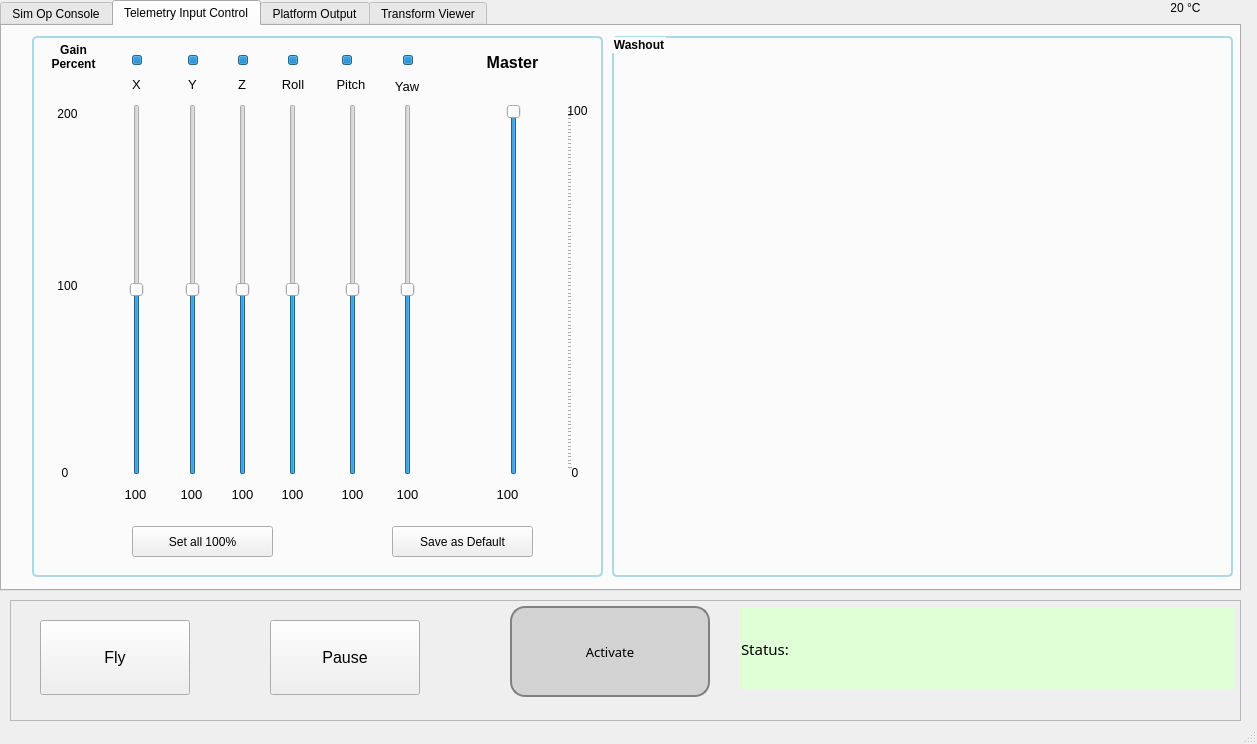
Before: the Qt Designer form SimInterface_1280.ui in michaelmargolis/SimOpConsole, drawn with Qt 5.
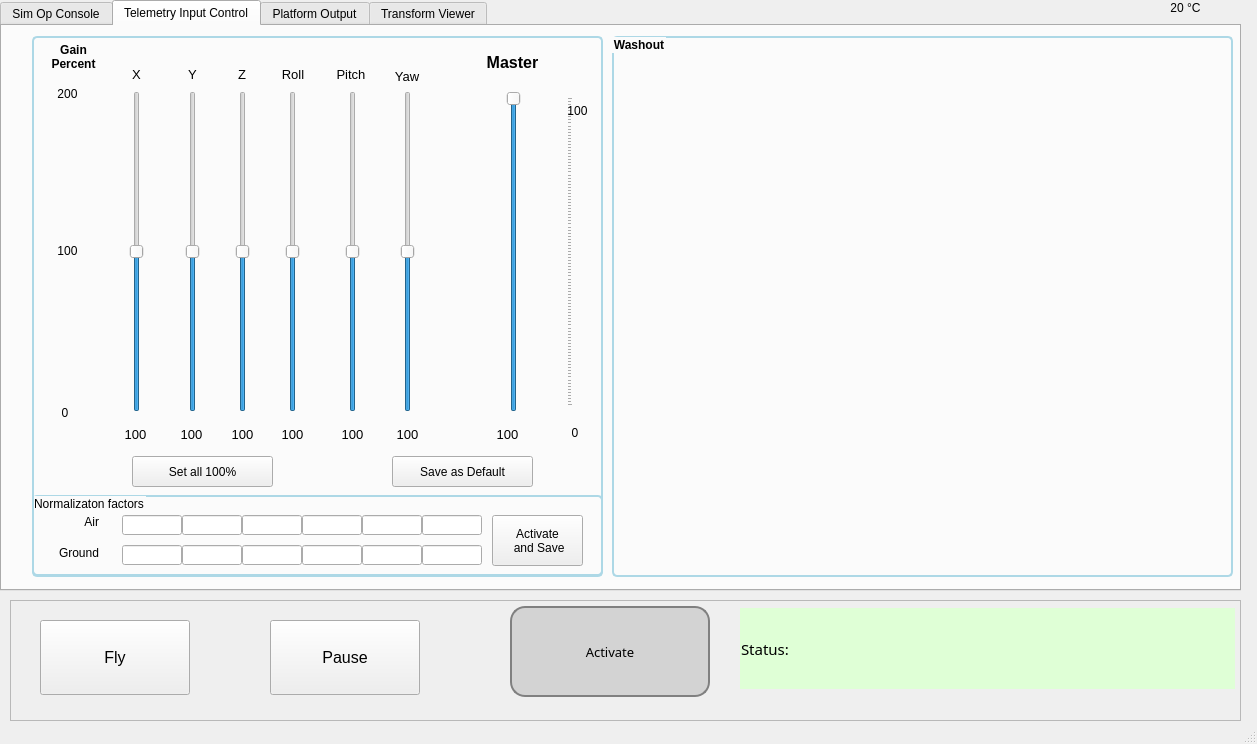
After: the same form once the commit is applied. The open tabs and pages were chosen to show the change. Icons and pictures are not drawn.

Commit message: Initial commit of telemetry config ini file to store normalization constants. Added access methods to xplane and ui so these values can be displayed and changed in real time with restarting the core

The edit to the form file:
```diff
--- a/SimInterface_1280.ui
+++ b/SimInterface_1280.ui
@@ -1620,9 +1620,9 @@
        <property name="geometry">
         <rect>
          <x>94</x>
-         <y>68</y>
+         <y>55</y>
          <width>21</width>
-         <height>371</height>
+         <height>321</height>
         </rect>
        </property>
        <property name="minimum">
@@ -1642,9 +1642,9 @@
        <property name="geometry">
         <rect>
          <x>250</x>
-         <y>68</y>
+         <y>55</y>
          <width>21</width>
-         <height>371</height>
+         <height>321</height>
         </rect>
        </property>
        <property name="minimum">
@@ -1667,9 +1667,9 @@
        <property name="geometry">
         <rect>
          <x>150</x>
-         <y>68</y>
+         <y>55</y>
          <width>21</width>
-         <height>371</height>
+         <height>321</height>
         </rect>
        </property>
        <property name="minimum">
@@ -1692,9 +1692,9 @@
        <property name="geometry">
         <rect>
          <x>200</x>
-         <y>68</y>
+         <y>55</y>
          <width>21</width>
-         <height>371</height>
+         <height>321</height>
         </rect>
        </property>
        <property name="minimum">
@@ -1717,9 +1717,9 @@
        <property name="geometry">
         <rect>
          <x>310</x>
-         <y>68</y>
+         <y>55</y>
          <width>21</width>
-         <height>371</height>
+         <height>321</height>
         </rect>
        </property>
        <property name="minimum">
@@ -1742,9 +1742,9 @@
        <property name="geometry">
         <rect>
          <x>365</x>
-         <y>68</y>
+         <y>55</y>
          <width>21</width>
-         <height>371</height>
+         <height>321</height>
         </rect>
        </property>
        <property name="minimum">
@@ -1767,7 +1767,7 @@
        <property name="geometry">
         <rect>
          <x>10</x>
-         <y>430</y>
+         <y>370</y>
          <width>46</width>
          <height>13</height>
         </rect>
@@ -1783,7 +1783,7 @@
        <property name="geometry">
         <rect>
          <x>20</x>
-         <y>70</y>
+         <y>50</y>
          <width>31</width>
          <height>16</height>
         </rect>
@@ -1799,7 +1799,7 @@
        <property name="geometry">
         <rect>
          <x>20</x>
-         <y>240</y>
+         <y>205</y>
          <width>31</width>
          <height>20</height>
         </rect>
@@ -1815,7 +1815,7 @@
        <property name="geometry">
         <rect>
          <x>100</x>
-         <y>40</y>
+         <y>30</y>
          <width>21</width>
          <height>16</height>
         </rect>
@@ -1835,7 +1835,7 @@
        <property name="geometry">
         <rect>
          <x>156</x>
-         <y>40</y>
+         <y>30</y>
          <width>20</width>
          <height>16</height>
         </rect>
@@ -1855,7 +1855,7 @@
        <property name="geometry">
         <rect>
          <x>206</x>
-         <y>40</y>
+         <y>30</y>
          <width>20</width>
          <height>16</height>
         </rect>
@@ -1875,7 +1875,7 @@
        <property name="geometry">
         <rect>
          <x>236</x>
-         <y>40</y>
+         <y>30</y>
          <width>50</width>
          <height>16</height>
         </rect>
@@ -1898,7 +1898,7 @@
        <property name="geometry">
         <rect>
          <x>294</x>
-         <y>40</y>
+         <y>30</y>
          <width>50</width>
          <height>16</height>
         </rect>
@@ -1921,7 +1921,7 @@
        <property name="geometry">
         <rect>
          <x>350</x>
-         <y>40</y>
+         <y>30</y>
          <width>50</width>
          <height>20</height>
         </rect>
@@ -1965,127 +1965,13 @@
         <bool>true</bool>
        </property>
       </widget>
-      <widget class="QProgressBar" name="pg_0">
-       <property name="geometry">
-        <rect>
-         <x>100</x>
-         <y>19</y>
-         <width>10</width>
-         <height>10</height>
-        </rect>
-       </property>
-       <property name="maximum">
-        <number>1</number>
-       </property>
-       <property name="value">
-        <number>1</number>
-       </property>
-       <property name="textVisible">
-        <bool>false</bool>
-       </property>
-      </widget>
-      <widget class="QProgressBar" name="pg_1">
-       <property name="geometry">
-        <rect>
-         <x>156</x>
-         <y>19</y>
-         <width>10</width>
-         <height>10</height>
-        </rect>
-       </property>
-       <property name="maximum">
-        <number>1</number>
-       </property>
-       <property name="value">
-        <number>1</number>
-       </property>
-       <property name="textVisible">
-        <bool>false</bool>
-       </property>
-      </widget>
-      <widget class="QProgressBar" name="pg_3">
-       <property name="geometry">
-        <rect>
-         <x>256</x>
-         <y>19</y>
-         <width>10</width>
-         <height>10</height>
-        </rect>
-       </property>
-       <property name="maximum">
-        <number>1</number>
-       </property>
-       <property name="value">
-        <number>1</number>
-       </property>
-       <property name="textVisible">
-        <bool>false</bool>
-       </property>
-      </widget>
-      <widget class="QProgressBar" name="pg_2">
-       <property name="geometry">
-        <rect>
-         <x>206</x>
-         <y>19</y>
-         <width>10</width>
-         <height>10</height>
-        </rect>
-       </property>
-       <property name="maximum">
-        <number>1</number>
-       </property>
-       <property name="value">
-        <number>1</number>
-       </property>
-       <property name="textVisible">
-        <bool>false</bool>
-       </property>
-      </widget>
-      <widget class="QProgressBar" name="pg_5">
-       <property name="geometry">
-        <rect>
-         <x>371</x>
-         <y>19</y>
-         <width>10</width>
-         <height>10</height>
-        </rect>
-       </property>
-       <property name="maximum">
-        <number>1</number>
-       </property>
-       <property name="value">
-        <number>1</number>
-       </property>
-       <property name="textVisible">
-        <bool>false</bool>
-       </property>
-      </widget>
-      <widget class="QProgressBar" name="pg_4">
-       <property name="geometry">
-        <rect>
-         <x>310</x>
-         <y>19</y>
-         <width>10</width>
-         <height>10</height>
-        </rect>
-       </property>
-       <property name="maximum">
-        <number>1</number>
-       </property>
-       <property name="value">
-        <number>1</number>
-       </property>
-       <property name="textVisible">
-        <bool>false</bool>
-       </property>
-      </widget>
       <widget class="QSlider" name="sld_gain_master">
        <property name="geometry">
         <rect>
          <x>430</x>
-         <y>68</y>
+         <y>55</y>
          <width>111</width>
-         <height>371</height>
+         <height>321</height>
         </rect>
        </property>
        <property name="minimum">
@@ -2147,7 +2033,7 @@
        <property name="geometry">
         <rect>
          <x>520</x>
-         <y>430</y>
+         <y>390</y>
          <width>46</width>
          <height>13</height>
         </rect>
@@ -2163,7 +2049,7 @@
        <property name="geometry">
         <rect>
          <x>360</x>
-         <y>490</y>
+         <y>420</y>
          <width>141</width>
          <height>31</height>
         </rect>
@@ -2176,7 +2062,7 @@
        <property name="geometry">
         <rect>
          <x>100</x>
-         <y>490</y>
+         <y>420</y>
          <width>141</width>
          <height>31</height>
         </rect>
@@ -2189,7 +2075,7 @@
        <property name="geometry">
         <rect>
          <x>78</x>
-         <y>450</y>
+         <y>390</y>
          <width>51</width>
          <height>16</height>
         </rect>
@@ -2212,7 +2098,7 @@
        <property name="geometry">
         <rect>
          <x>134</x>
-         <y>450</y>
+         <y>390</y>
          <width>51</width>
          <height>16</height>
         </rect>
@@ -2235,7 +2121,7 @@
        <property name="geometry">
         <rect>
          <x>185</x>
-         <y>450</y>
+         <y>390</y>
          <width>51</width>
          <height>16</height>
         </rect>
@@ -2258,7 +2144,7 @@
        <property name="geometry">
         <rect>
          <x>235</x>
-         <y>450</y>
+         <y>390</y>
          <width>51</width>
          <height>16</height>
         </rect>
@@ -2281,7 +2167,7 @@
        <property name="geometry">
         <rect>
          <x>295</x>
-         <y>450</y>
+         <y>390</y>
          <width>51</width>
          <height>16</height>
         </rect>
@@ -2304,7 +2190,7 @@
        <property name="geometry">
         <rect>
          <x>350</x>
-         <y>450</y>
+         <y>390</y>
          <width>51</width>
          <height>16</height>
         </rect>
@@ -2327,7 +2213,7 @@
        <property name="geometry">
         <rect>
          <x>450</x>
-         <y>450</y>
+         <y>390</y>
          <width>51</width>
          <height>16</height>
         </rect>
@@ -2346,6 +2232,188 @@
         <set>Qt::AlignCenter</set>
        </property>
       </widget>
+      <widget class="QGroupBox" name="groupBox_4">
+       <property name="geometry">
+        <rect>
+         <x>0</x>
+         <y>459</y>
+         <width>571</width>
+         <height>81</height>
+        </rect>
+       </property>
+       <property name="title">
+        <string>Normalizaton factors</string>
+       </property>
+       <widget class="QLineEdit" name="txt_norm_air_0">
+        <property name="geometry">
+         <rect>
+          <x>90</x>
+          <y>20</y>
+          <width>60</width>
+          <height>20</height>
+         </rect>
+        </property>
+        <property name="text">
+         <string/>
+        </property>
+       </widget>
+       <widget class="QLineEdit" name="txt_norm_air_1">
+        <property name="geometry">
+         <rect>
+          <x>150</x>
+          <y>20</y>
+          <width>60</width>
+          <height>20</height>
+         </rect>
+        </property>
+       </widget>
+       <widget class="QLineEdit" name="txt_norm_air_2">
+        <property name="geometry">
+         <rect>
+          <x>210</x>
+          <y>20</y>
+          <width>60</width>
+          <height>20</height>
+         </rect>
+        </property>
+       </widget>
+       <widget class="QLineEdit" name="txt_norm_air_3">
+        <property name="geometry">
+         <rect>
+          <x>270</x>
+          <y>20</y>
+          <width>60</width>
+          <height>20</height>
+         </rect>
+        </property>
+       </widget>
+       <widget class="QLineEdit" name="txt_norm_air_4">
+        <property name="geometry">
+         <rect>
+          <x>330</x>
+          <y>20</y>
+          <width>60</width>
+          <height>20</height>
+         </rect>
+        </property>
+       </widget>
+       <widget class="QLineEdit" name="txt_norm_air_5">
+        <property name="geometry">
+         <rect>
+          <x>390</x>
+          <y>20</y>
+          <width>60</width>
+          <height>20</height>
+         </rect>
+        </property>
+       </widget>
+       <widget class="QLineEdit" name="txt_norm_gnd_0">
+        <property name="geometry">
+         <rect>
+          <x>90</x>
+          <y>50</y>
+          <width>60</width>
+          <height>20</height>
+         </rect>
+        </property>
+       </widget>
+       <widget class="QLineEdit" name="txt_norm_gnd_1">
+        <property name="geometry">
+         <rect>
+          <x>150</x>
+          <y>50</y>
+          <width>60</width>
+          <height>20</height>
+         </rect>
+        </property>
+       </widget>
+       <widget class="QLineEdit" name="txt_norm_gnd_2">
+        <property name="geometry">
+         <rect>
+          <x>210</x>
+          <y>50</y>
+          <width>60</width>
+          <height>20</height>
+         </rect>
+        </property>
+       </widget>
+       <widget class="QLineEdit" name="txt_norm_gnd_3">
+        <property name="geometry">
+         <rect>
+          <x>270</x>
+          <y>50</y>
+          <width>60</width>
+          <height>20</height>
+         </rect>
+        </property>
+       </widget>
+       <widget class="QLineEdit" name="txt_norm_gnd_4">
+        <property name="geometry">
+         <rect>
+          <x>330</x>
+          <y>50</y>
+          <width>60</width>
+          <height>20</height>
+         </rect>
+        </property>
+       </widget>
+       <widget class="QLineEdit" name="txt_norm_gnd_5">
+        <property name="geometry">
+         <rect>
+          <x>390</x>
+          <y>50</y>
+          <width>60</width>
+          <height>20</height>
+         </rect>
+        </property>
+       </widget>
+       <widget class="QLabel" name="label_2">
+        <property name="geometry">
+         <rect>
+          <x>20</x>
+          <y>20</y>
+          <width>47</width>
+          <height>14</height>
+         </rect>
+        </property>
+        <property name="text">
+         <string>Air</string>
+        </property>
+        <property name="alignment">
+         <set>Qt::AlignRight|Qt::AlignTrailing|Qt::AlignVCenter</set>
+        </property>
+       </widget>
+       <widget class="QLabel" name="label_14">
+        <property name="geometry">
+         <rect>
+          <x>6</x>
+          <y>50</y>
+          <width>61</width>
+          <height>16</height>
+         </rect>
+        </property>
+        <property name="text">
+         <string>Ground</string>
+        </property>
+        <property name="alignment">
+         <set>Qt::AlignRight|Qt::AlignTrailing|Qt::AlignVCenter</set>
+        </property>
+       </widget>
+       <widget class="QPushButton" name="btn_save_norm_factors">
+        <property name="geometry">
+         <rect>
+          <x>460</x>
+          <y>20</y>
+          <width>91</width>
+          <height>51</height>
+         </rect>
+        </property>
+        <property name="text">
+         <string>Activate
+ and Save</string>
+        </property>
+       </widget>
+      </widget>
      </widget>
     </widget>
     <widget class="QWidget" name="tab_output">
```
Left out of the diff: 2 changed lines with no effect on the pictures. The commit also changes 5 other files.
